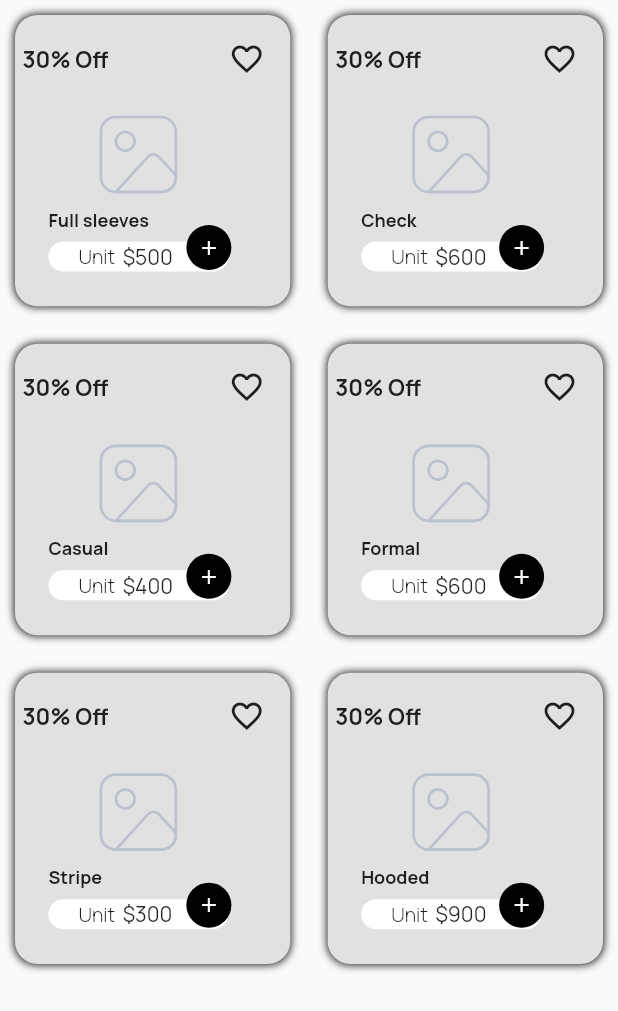
After one commit to AnasKhan1506/Shopping-Ui, a Flutter app: the Category_Screen screen opened directly, after a tap on "Shirts", on a phone screen of 412 x 824 dp. The commit adds this screen. Shown: the top 1011 px of the screen. Run offline on Flutter 3.47's test engine with Material 2 defaults, Android fonts, the phone set to English and light mode, and no system bars; our stand-ins replace curved_navigation_bar, flutter_svg.

Commit message:
updating category

```diff
--- a/lib/Screens/Category_screen/category.dart
+++ b/lib/Screens/Category_screen/category.dart
@@ -1,4 +1,5 @@
 import 'package:flutter/material.dart';
+import 'package:shopping_store/Screens/Category_screen/shirt_category.dart';
 import 'package:shopping_store/Screens/Category_screen/tshirt_category.dart';
 
 class Category_Screen extends StatefulWidget {
@@ -20,6 +21,10 @@ class _Category_ScreenState extends State<Category_Screen> {
     "Shirts",
     "Sneakers",
     "Jeans",
+  ];
+  var cartCategory = [
+    TshirtCategory(),
+    ShirtCategory(),
   ];
 
   @override
@@ -102,7 +107,8 @@ class _Category_ScreenState extends State<Category_Screen> {
                 onTap: () {
                   Navigator.push(
                     context,
-                    MaterialPageRoute(builder: (context) => TshirtCategory()),
+                    MaterialPageRoute(
+                        builder: (context) => cartCategory[index]),
                   );
                 },
                 child: Container(
@@ -163,7 +169,7 @@ class _Category_ScreenState extends State<Category_Screen> {
                           ),
                           Container(
                             child: Text(
-                              "tshirts",
+                              "${Category_titles[index]}",
                               style: TextStyle(
                                   fontSize: 15, fontWeight: FontWeight.w700),
                             ),
--- /dev/null
+++ b/lib/Screens/Category_screen/shirt_category.dart
@@ -0,0 +1,62 @@
+import 'package:flutter/material.dart';
+
+import '../Slider_screen/widgets/item_Cart.dart';
+
+class ShirtCategory extends StatefulWidget {
+  const ShirtCategory({super.key});
+
+  @override
+  State<ShirtCategory> createState() => _ShirtCategoryState();
+}
+
+class _ShirtCategoryState extends State<ShirtCategory> {
+  List<String> cartImageList = [
+    "assets/images/pic.svg",
+    "assets/images/pic.svg",
+    "assets/images/pic.svg",
+    "assets/images/pic.svg",
+    "assets/images/pic.svg",
+    "assets/images/pic.svg",
+  ];
+  List<String> itemName = [
+    "Full sleeves",
+    "Check",
+    "Casual",
+    "Formal",
+    "Stripe",
+    "Hooded"
+  ];
+  List<String> itemPriceList = [
+    "\$500",
+    "\$600",
+    "\$400",
+    "\$600",
+    "\$300",
+    "\$900"
+  ];
+  @override
+  Widget build(BuildContext context) {
+    return Scaffold(
+      body: SingleChildScrollView(
+        child: GridView.builder(
+            shrinkWrap: true,
+            physics: NeverScrollableScrollPhysics(),
+            itemCount: cartImageList.length,
+            gridDelegate: SliverGridDelegateWithFixedCrossAxisCount(
+              childAspectRatio: 0.95,
+              crossAxisCount: 2,
+              mainAxisSpacing: 5,
+              crossAxisSpacing: 5,
+            ),
+            itemBuilder: (context, index) {
+              return ItemCart(
+                cartImageList: cartImageList,
+                itemPriceList: itemPriceList,
+                itemName: itemName,
+                index: index,
+              );
+            }),
+      ),
+    );
+  }
+}
--- a/lib/Widgets/bottomNavigation.dart
+++ b/lib/Widgets/bottomNavigation.dart
@@ -2,6 +2,7 @@ import 'package:curved_navigation_bar/curved_navigation_bar.dart';
 import 'package:flutter/material.dart';
 
 import '../Screens/Category_screen/category.dart';
+import '../Screens/Category_screen/tshirt_category.dart';
 import '../Screens/Favourite_screen/favourite_screen.dart';
 import '../Screens/home_screen/home_view.dart';
 
```
